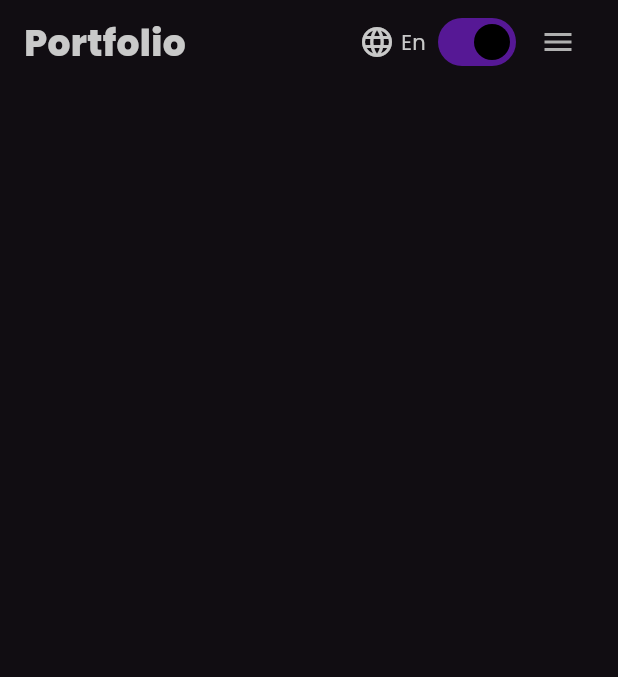
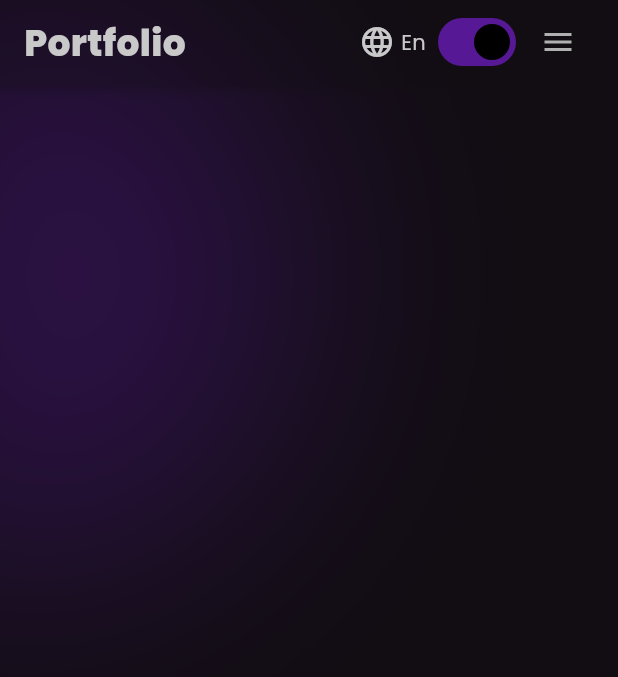
Before and after one commit to egideons/flutter_portfolio_website, a Flutter app: the screen it shows after launch, on a phone screen of 412 x 824 dp. Shown: the top 677 px of the screen. Run offline on Flutter 3.47's test engine with Material 3 defaults, Android fonts, the phone set to English and light mode, and no system bars; our stand-ins replace flutter_riverpod, flutter_spinkit, flutter_svg, gap, riverpod_annotation, shared_preferences; generated files the repository leaves out were written again.

```diff
--- a/lib/main.dart
+++ b/lib/main.dart
@@ -24,7 +24,7 @@ class MyApp extends ConsumerWidget {
       debugShowCheckedModeBanner: false,
       theme: AppTheme(fontFamily: _fontFamily(locale.value)).light,
       darkTheme: AppTheme(fontFamily: _fontFamily(locale.value)).dark,
-      themeMode: theme.value,
+      themeMode: theme.value ?? ThemeMode.system,
       localizationsDelegates: [
         AppLocalizations.delegate,
         GlobalMaterialLocalizations.delegate,
--- a/lib/views/home/home.dart
+++ b/lib/views/home/home.dart
@@ -1,4 +1,5 @@
 import 'package:flutter/material.dart';
+import 'package:flutter_portfolio_website/widgets/background_blur.dart';
 import 'package:flutter_portfolio_website/widgets/my_app_bar.dart';
 
 class Home extends StatelessWidget {
@@ -7,7 +8,12 @@ class Home extends StatelessWidget {
   @override
   Widget build(BuildContext context) {
     return Scaffold(
-      body: MyAppBar(),
+      body: Stack(
+        children: [
+          BackgroundBlur(),
+          MyAppBar(),
+        ],
+      ),
     );
   }
 }
--- a/lib/widgets/background_blur.dart
+++ b/lib/widgets/background_blur.dart
@@ -11,7 +11,7 @@ class BackgroundBlur extends StatelessWidget {
   Widget build(BuildContext context) {
     return Positioned(
       left: -(context.width / 2 / 2),
-      right: (-(context.width / 2 / 2)) + Insets.xxxl,
+      top: (-(context.width / 2 / 2)) + Insets.xxxl,
       child: Container(
         width: context.width / 2,
         height: context.height / 2,
```
